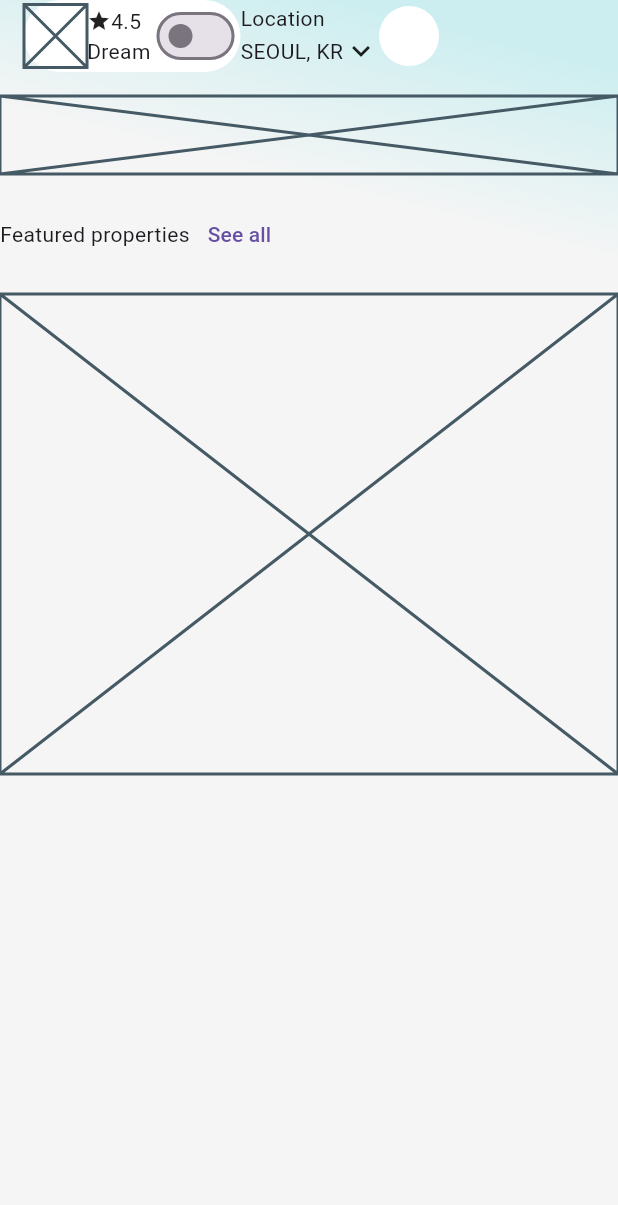
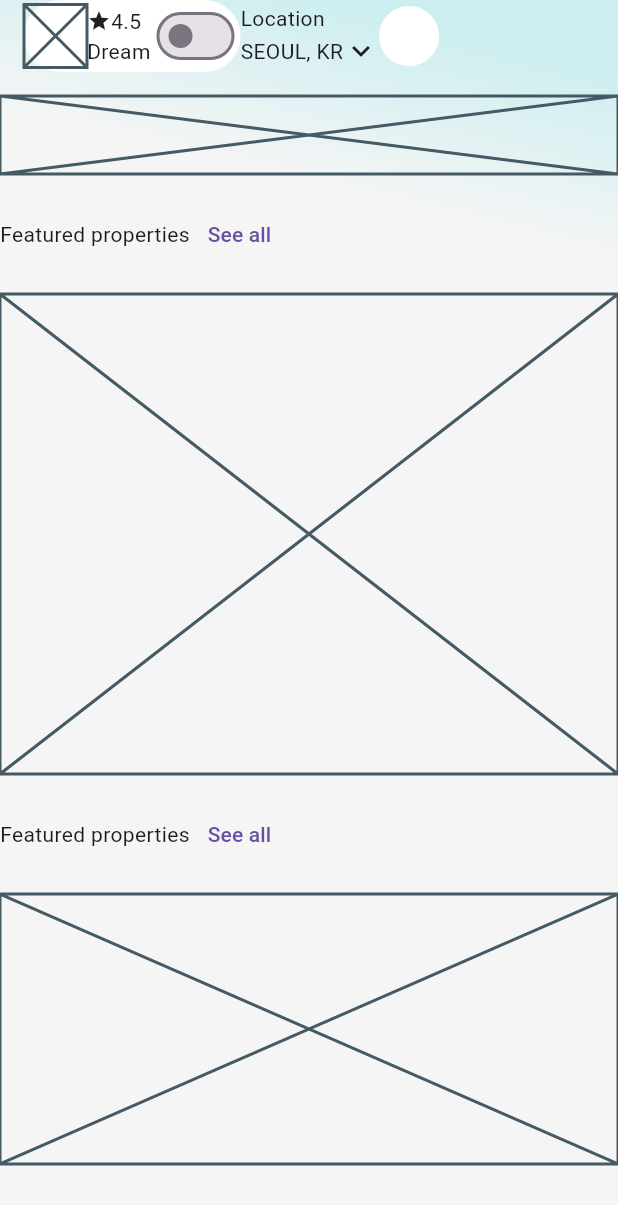
Before and after one commit to JAICHANGPARK/flutter_notebook_chapter_49, a Flutter app: the RealEstateHomePage screen opened directly, on a phone screen of 412 x 824 dp. Shown: the top 1205 px of the screen. Run offline on Flutter 3.47's test engine with Material 3 defaults, Android fonts, the phone set to English and light mode, and no system bars; our stand-ins replace dots_indicator, gap, google_fonts.

Commit message:
Update real_estate_home_page.dart

```diff
--- a/lib/ep2472_real_estate_app/ui/real_estate_home_page.dart
+++ b/lib/ep2472_real_estate_app/ui/real_estate_home_page.dart
@@ -100,7 +100,16 @@ class _RealEstateHomePageState extends State<RealEstateHomePage> {
                     ],
                   ),
                   SizedBox(height: 320,
-                  child: Placeholder(),)
+                  child: Placeholder(),),
+                  Row(
+                    children: [
+                      Text("Featured properties"),
+                      TextButton(onPressed: (){}, child: Text("See all")),
+
+                    ],
+                  ),
+                  SizedBox(height: 180,
+                    child: Placeholder(),)
                 ],
               ),
             ),
```
